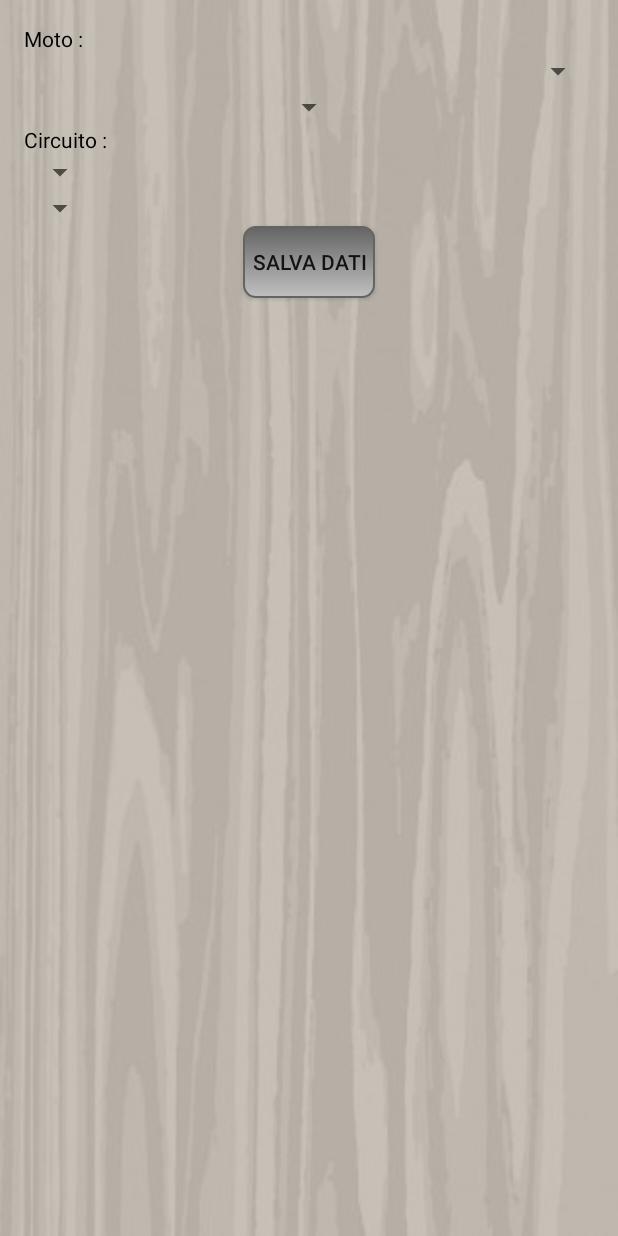
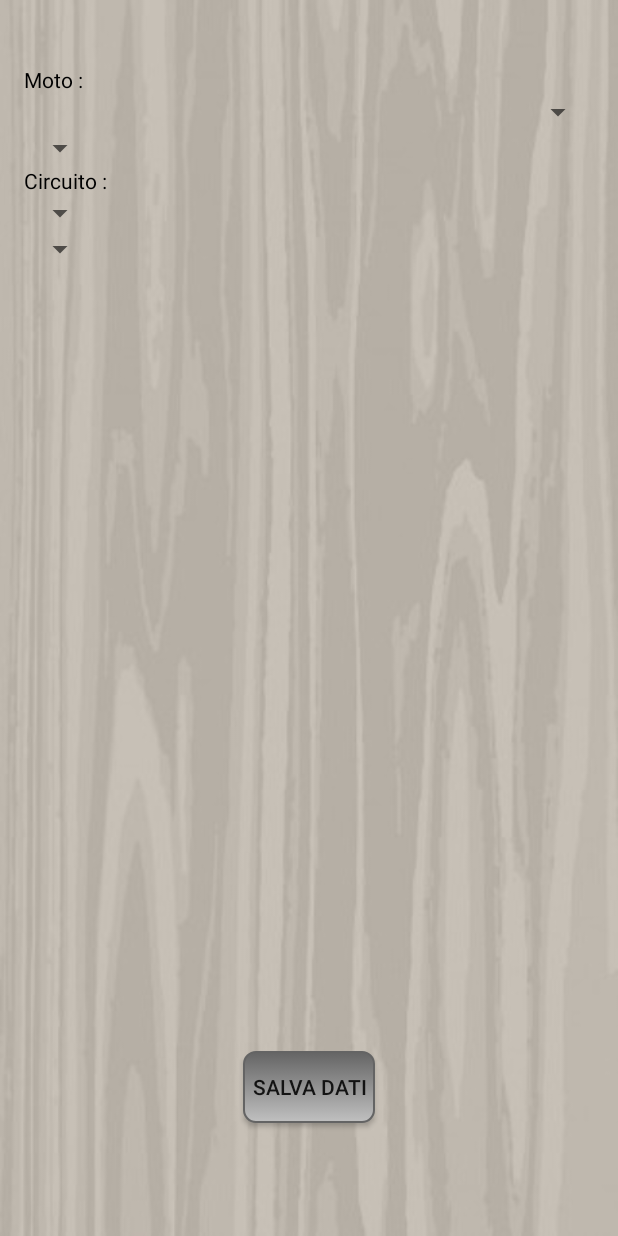
Before and after one commit to Davidefedato/GPSLocator, an Android app: the layout activity_raccolta_dati.xml on its own in the app's theme, with its tools: preview values and no code run, on a phone screen of 412 x 824 dp. Run offline under Robolectric (Android 15) with nearby library versions, the phone set to English and light mode, and no system bars.

Commit message:
mancano gli ultimi controlli

```diff
--- a/app/src/main/java/com/example/fedatodavide/myapplication/LocationFinder.java
+++ b/app/src/main/java/com/example/fedatodavide/myapplication/LocationFinder.java
@@ -42,6 +42,7 @@ public class LocationFinder extends Activity {
     String tempo = "";
     private int iniziato;
     private int giro;
+
 
 
     //Dati sulla mappa
@@ -93,6 +94,7 @@ public class LocationFinder extends Activity {
         FineGiro.setOnClickListener(new View.OnClickListener() {
             @Override
             public void onClick(View v) {
+                if (iniziato == 1){
                     giro++;
 
                     while (millisecondi > 1000) {
@@ -114,8 +116,7 @@ public class LocationFinder extends Activity {
                     millisecondi = 0;
                     minuti = 0;
                     secondi = 0;
-
-
+                }
             }
         });
 
@@ -128,6 +129,7 @@ public class LocationFinder extends Activity {
                     Intent intent = new Intent(getApplicationContext(), ResoContoDati.class);
                     startActivity(intent);
                 }
+                iniziato = 0;
             }
         });
 
--- a/app/src/main/java/com/example/fedatodavide/myapplication/RaccoltaDati.java
+++ b/app/src/main/java/com/example/fedatodavide/myapplication/RaccoltaDati.java
@@ -59,6 +59,7 @@ public class RaccoltaDati extends AppCompatActivity {
     private ArrayAdapter<String> spinnerAdapter3;
 
     private String s;
+    private TextView utente;
 
     private String motoQuery;
     private String circuitoQuery;
@@ -72,6 +73,8 @@ public class RaccoltaDati extends AppCompatActivity {
         super.onCreate(savedInstanceState);
         setContentView(R.layout.activity_raccolta_dati);
         bottone = (Button) findViewById(R.id.salvaDati);
+        utente = (TextView) findViewById(R.id.username);
+        utente.setText("Benvenuto " + User.username + ", seleziona la moto che usi ed il circuito dove corri!");
 
 
         categoria = (Spinner) findViewById(R.id.categoria);
--- a/app/src/main/java/com/example/fedatodavide/myapplication/ResoContoDati.java
+++ b/app/src/main/java/com/example/fedatodavide/myapplication/ResoContoDati.java
@@ -26,13 +26,13 @@ public class ResoContoDati extends AppCompatActivity {
     TextView datiPilota;
     Button elimina;
     Button caricaDB;
-    int indirizzo;
+    int indirizzo = -1;
 
     @Override
     protected void onCreate(Bundle savedInstanceState) {
         super.onCreate(savedInstanceState);
         setContentView(R.layout.activity_reso_conto_dati);
-
+        Log.i("pos", String.valueOf(indirizzo));
         caricaDB = (Button) findViewById(R.id.btnCarica);
         elimina = (Button) findViewById(R.id.btnElimina);
         datiPilota = (TextView) findViewById(R.id.textView5);
@@ -45,14 +45,20 @@ public class ResoContoDati extends AppCompatActivity {
             @Override
             public void onItemClick(AdapterView<?> parent, View view, int position, long id) {
                 indirizzo = position;
+                Log.i("pos", String.valueOf(indirizzo));
             }
         });
+
+
         elimina.setOnClickListener(new View.OnClickListener() {
             @Override
             public void onClick(View v) {
-                Log.i("pos", String.valueOf(indirizzo));
-                User.tempi.remove(indirizzo);
-                adapter.notifyDataSetChanged();
+                if (!User.tempi.isEmpty() && indirizzo >= 0){
+                    Log.i("pos", String.valueOf(indirizzo));
+                    User.tempi.remove(indirizzo);
+                    adapter.notifyDataSetChanged();
+                }
+                indirizzo = -1;
             }
         });
 
@@ -87,7 +93,9 @@ public class ResoContoDati extends AppCompatActivity {
 
     public void onBackPressed(){
         Intent i = new Intent(getApplicationContext(), Login.class);
-        //sistemare l'indirizzo dell'oggetto da eliminare perchè anche quando torno indietro mantiene l'indirizzo in memoria e svuotare l'array dei tempi
         startActivity(i);
+        User.tempi.clear();
+        adapter.notifyDataSetChanged();
+        indirizzo = -1;
     }
 }
--- a/app/src/main/res/layout/activity_raccolta_dati.xml
+++ b/app/src/main/res/layout/activity_raccolta_dati.xml
@@ -15,43 +15,46 @@
         android:text="Salva dati"
         android:id="@+id/salvaDati"
         android:background="@drawable/button"
-        android:layout_below="@+id/circuito"
-        android:layout_centerHorizontal="true" />
+        android:layout_alignParentBottom="true"
+        android:layout_centerHorizontal="true"
+        android:layout_marginBottom="59dp" />
 
     <Spinner android:layout_height="wrap_content"
         android:id="@+id/categoria"
         android:layout_width="match_parent"
+        android:foreground="#00ffffff"
         android:layout_below="@+id/textView4"
         android:layout_alignParentLeft="true"
-        android:layout_alignParentStart="true"
-        android:foreground="#00ffffff" />
+        android:layout_alignParentStart="true" />
 
     <Spinner android:layout_width="wrap_content"
         android:layout_height="wrap_content"
         android:id="@+id/moto"
         android:nestedScrollingEnabled="false"
+        android:focusableInTouchMode="false"
+        android:foreground="#00ffffff"
+        android:clickable="false"
         android:layout_below="@+id/categoria"
-        android:layout_centerHorizontal="true"
-        android:focusableInTouchMode="false"
-        android:foreground="#00ffffff" />
+        android:layout_alignParentLeft="true"
+        android:layout_alignParentStart="true" />
 
     <Spinner
         android:layout_width="wrap_content"
         android:layout_height="wrap_content"
         android:id="@+id/nazione"
+        android:foreground="#00ffffff"
         android:layout_below="@+id/textView3"
         android:layout_alignParentLeft="true"
-        android:layout_alignParentStart="true"
-        android:foreground="#00ffffff" />
+        android:layout_alignParentStart="true" />
 
     <Spinner
         android:layout_width="wrap_content"
         android:layout_height="wrap_content"
         android:id="@+id/circuito"
+        android:foreground="#00ffffff"
         android:layout_below="@+id/nazione"
         android:layout_alignParentLeft="true"
-        android:layout_alignParentStart="true"
-        android:foreground="#00ffffff" />
+        android:layout_alignParentStart="true" />
 
     <TextView
         android:layout_width="wrap_content"
@@ -59,19 +62,32 @@
         android:text="Circuito :"
         android:id="@+id/textView3"
         android:textColor="#000"
+        android:textIsSelectable="true"
         android:layout_below="@+id/moto"
         android:layout_alignParentLeft="true"
-        android:layout_alignParentStart="true"
-        android:textIsSelectable="true" />
+        android:layout_alignParentStart="true" />
 
     <TextView
         android:layout_width="wrap_content"
         android:layout_height="wrap_content"
         android:text="Moto :"
         android:id="@+id/textView4"
-        android:layout_alignParentTop="true"
+        android:textColor="#000"
+        android:layout_below="@+id/username"
+        android:layout_alignParentLeft="true"
+        android:layout_alignParentStart="true" />
+
+    <TextView
+        android:layout_width="wrap_content"
+        android:layout_height="wrap_content"
+        android:id="@+id/username"
         android:layout_alignParentLeft="true"
         android:layout_alignParentStart="true"
-        android:textColor="#000" />
+        android:layout_alignParentTop="true"
+        android:layout_alignRight="@+id/categoria"
+        android:layout_alignEnd="@+id/categoria"
+        android:textColor="#000"
+        android:textStyle="italic"
+        android:textSize="20dp" />
 
 </RelativeLayout>
--- a/app/src/main/res/layout/row.xml
+++ b/app/src/main/res/layout/row.xml
@@ -6,4 +6,4 @@
     android:padding="5dp"
     android:textSize="25sp"
     android:textColor="#000"
-    android:background="#00ffff00"/>
+    android:background="#00000000"/>
```
Lines whose indentation alone changed are shown as unchanged.
